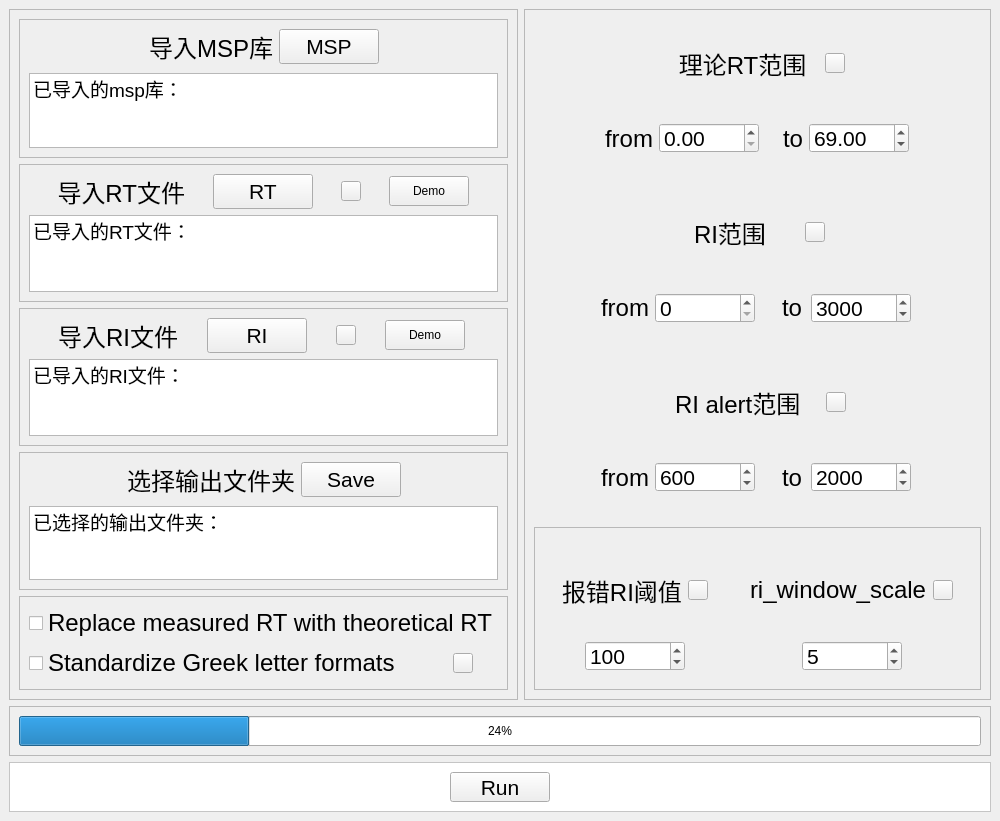
Old version of the form Combine/combine.ui in the repository yuanhonglun/GC-WTS.
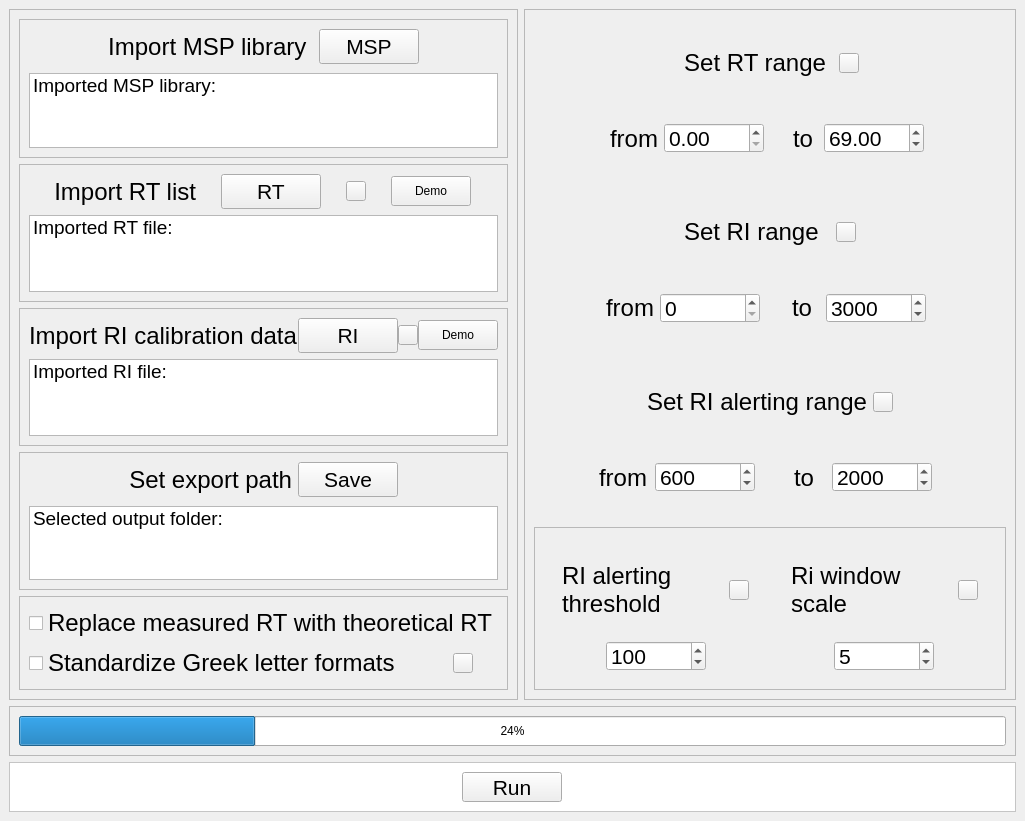
New version of the form. Icons and pictures are not drawn.

Patch:
```diff
--- a/Combine/combine.ui
+++ b/Combine/combine.ui
@@ -6,15 +6,19 @@
    <rect>
     <x>0</x>
     <y>0</y>
-    <width>999</width>
+    <width>1025</width>
     <height>821</height>
    </rect>
   </property>
   <property name="windowTitle">
-   <string>MainWindow</string>
+   <string>LibraryBuilder-WTS</string>
+  </property>
+  <property name="windowIcon">
+   <iconset>
+    <normaloff>icon.png</normaloff>icon.png</iconset>
   </property>
   <widget class="QWidget" name="centralwidget">
-   <layout class="QGridLayout" name="gridLayout" columnstretch="2,1">
+   <layout class="QGridLayout" name="gridLayout" columnstretch="1,2">
     <property name="sizeConstraint">
      <enum>QLayout::SetDefaultConstraint</enum>
     </property>
@@ -129,7 +133,7 @@
                 <string notr="true">font: 18pt;</string>
                </property>
                <property name="text">
-                <string>RI范围 </string>
+                <string>Set RI range</string>
                </property>
               </widget>
              </item>
@@ -152,7 +156,7 @@
                </property>
                <property name="icon">
                 <iconset>
-                 <normaloff>C:/Users/86724/Desktop/R-C.jpg</normaloff>C:/Users/86724/Desktop/R-C.jpg</iconset>
+                 <normaloff>R-C.png</normaloff>R-C.png</iconset>
                </property>
                <property name="iconSize">
                 <size>
@@ -414,7 +418,7 @@
                 <string notr="true">font: 18pt;</string>
                </property>
                <property name="text">
-                <string>理论RT范围 </string>
+                <string>Set RT range</string>
                </property>
                <property name="alignment">
                 <set>Qt::AlignRight|Qt::AlignTrailing|Qt::AlignVCenter</set>
@@ -443,7 +447,7 @@
                </property>
                <property name="icon">
                 <iconset>
-                 <normaloff>C:/Users/86724/Desktop/R-C.jpg</normaloff>C:/Users/86724/Desktop/R-C.jpg</iconset>
+                 <normaloff>R-C.png</normaloff>R-C.png</iconset>
                </property>
                <property name="iconSize">
                 <size>
@@ -650,7 +654,7 @@
          <property name="frameShadow">
           <enum>QFrame::Raised</enum>
          </property>
-         <layout class="QHBoxLayout" name="horizontalLayout">
+         <layout class="QHBoxLayout" name="horizontalLayout" stretch="1,1">
           <item>
            <widget class="QFrame" name="frame_15">
             <property name="sizePolicy">
@@ -751,7 +755,7 @@
                   <property name="maximumSize">
                    <size>
                     <width>16777215</width>
-                    <height>30</height>
+                    <height>50</height>
                    </size>
                   </property>
                   <property name="font">
@@ -766,7 +770,10 @@
                    <string notr="true">font: 18pt;</string>
                   </property>
                   <property name="text">
-                   <string>报错RI阈值</string>
+                   <string>RI alerting threshold</string>
+                  </property>
+                  <property name="wordWrap">
+                   <bool>true</bool>
                   </property>
                  </widget>
                 </item>
@@ -789,7 +796,7 @@
                   </property>
                   <property name="icon">
                    <iconset>
-                    <normaloff>C:/Users/86724/Desktop/R-C.jpg</normaloff>C:/Users/86724/Desktop/R-C.jpg</iconset>
+                    <normaloff>R-C.png</normaloff>R-C.png</iconset>
                   </property>
                   <property name="iconSize">
                    <size>
@@ -846,7 +853,7 @@
                   <property name="maximumSize">
                    <size>
                     <width>16777215</width>
-                    <height>30</height>
+                    <height>50</height>
                    </size>
                   </property>
                   <property name="font">
@@ -861,7 +868,7 @@
                    <string notr="true">font: 18pt;</string>
                   </property>
                   <property name="text">
-                   <string>ri_window_scale</string>
+                   <string>Ri window scale</string>
                   </property>
                   <property name="wordWrap">
                    <bool>true</bool>
@@ -887,7 +894,7 @@
                   </property>
                   <property name="icon">
                    <iconset>
-                    <normaloff>C:/Users/86724/Desktop/R-C.jpg</normaloff>C:/Users/86724/Desktop/R-C.jpg</iconset>
+                    <normaloff>R-C.png</normaloff>R-C.png</iconset>
                   </property>
                   <property name="iconSize">
                    <size>
@@ -1034,7 +1041,7 @@
                 <string notr="true">font: 18pt;</string>
                </property>
                <property name="text">
-                <string>RI alert范围 </string>
+                <string>Set RI alerting range</string>
                </property>
               </widget>
              </item>
@@ -1057,7 +1064,7 @@
                </property>
                <property name="icon">
                 <iconset>
-                 <normaloff>C:/Users/86724/Desktop/R-C.jpg</normaloff>C:/Users/86724/Desktop/R-C.jpg</iconset>
+                 <normaloff>R-C.png</normaloff>R-C.png</iconset>
                </property>
                <property name="iconSize">
                 <size>
@@ -1424,7 +1431,7 @@
              <string notr="true">font: 18pt;</string>
             </property>
             <property name="text">
-             <string>导入MSP库</string>
+             <string>Import MSP library </string>
             </property>
             <property name="scaledContents">
              <bool>false</bool>
@@ -1474,7 +1481,7 @@
             </property>
             <item>
              <property name="text">
-              <string>已导入的msp库：</string>
+              <string>Imported MSP library:</string>
              </property>
             </item>
            </widget>
@@ -1535,7 +1542,7 @@
                 <string notr="true">font: 18pt;</string>
                </property>
                <property name="text">
-                <string>导入RT文件</string>
+                <string>Import RT list</string>
                </property>
                <property name="alignment">
                 <set>Qt::AlignRight|Qt::AlignTrailing|Qt::AlignVCenter</set>
@@ -1594,7 +1601,7 @@
                </property>
                <property name="icon">
                 <iconset>
-                 <normaloff>C:/Users/86724/Desktop/R-C.jpg</normaloff>C:/Users/86724/Desktop/R-C.jpg</iconset>
+                 <normaloff>R-C.png</normaloff>R-C.png</iconset>
                </property>
                <property name="iconSize">
                 <size>
@@ -1633,7 +1640,7 @@
             </property>
             <item>
              <property name="text">
-              <string>已导入的RT文件：</string>
+              <string>Imported RT file:</string>
              </property>
             </item>
            </widget>
@@ -1691,10 +1698,16 @@
                 <string notr="true">font: 18pt;</string>
                </property>
                <property name="text">
-                <string>导入RI文件</string>
+                <string>Import RI calibration data </string>
+               </property>
+               <property name="textFormat">
+                <enum>Qt::AutoText</enum>
+               </property>
+               <property name="scaledContents">
+                <bool>false</bool>
                </property>
                <property name="alignment">
-                <set>Qt::AlignRight|Qt::AlignTrailing|Qt::AlignVCenter</set>
+                <set>Qt::AlignLeading|Qt::AlignLeft|Qt::AlignVCenter</set>
                </property>
                <property name="wordWrap">
                 <bool>true</bool>
@@ -1750,7 +1763,7 @@
                </property>
                <property name="icon">
                 <iconset>
-                 <normaloff>C:/Users/86724/Desktop/R-C.jpg</normaloff>C:/Users/86724/Desktop/R-C.jpg</iconset>
+                 <normaloff>R-C.png</normaloff>R-C.png</iconset>
                </property>
                <property name="iconSize">
                 <size>
@@ -1789,7 +1802,7 @@
             </property>
             <item>
              <property name="text">
-              <string>已导入的RI文件：</string>
+              <string>Imported RI file:</string>
              </property>
             </item>
            </widget>
@@ -1849,7 +1862,7 @@
             </property>
             <item>
              <property name="text">
-              <string>已选择的输出文件夹：</string>
+              <string>Selected output folder:</string>
              </property>
             </item>
            </widget>
@@ -1874,7 +1887,7 @@
              <string notr="true">font: 18pt;</string>
             </property>
             <property name="text">
-             <string>选择输出文件夹</string>
+             <string>Set export path</string>
             </property>
             <property name="scaledContents">
              <bool>false</bool>
@@ -1957,7 +1970,7 @@
             </property>
             <property name="icon">
              <iconset>
-              <normaloff>C:/Users/86724/Desktop/R-C.jpg</normaloff>C:/Users/86724/Desktop/R-C.jpg</iconset>
+              <normaloff>R-C.png</normaloff>R-C.png</iconset>
             </property>
             <property name="iconSize">
              <size>
@@ -2016,7 +2029,7 @@
     <rect>
      <x>0</x>
      <y>0</y>
-     <width>999</width>
+     <width>1025</width>
      <height>23</height>
     </rect>
    </property>
```
Left out of the diff: 22 changed lines with no effect on the pictures.
